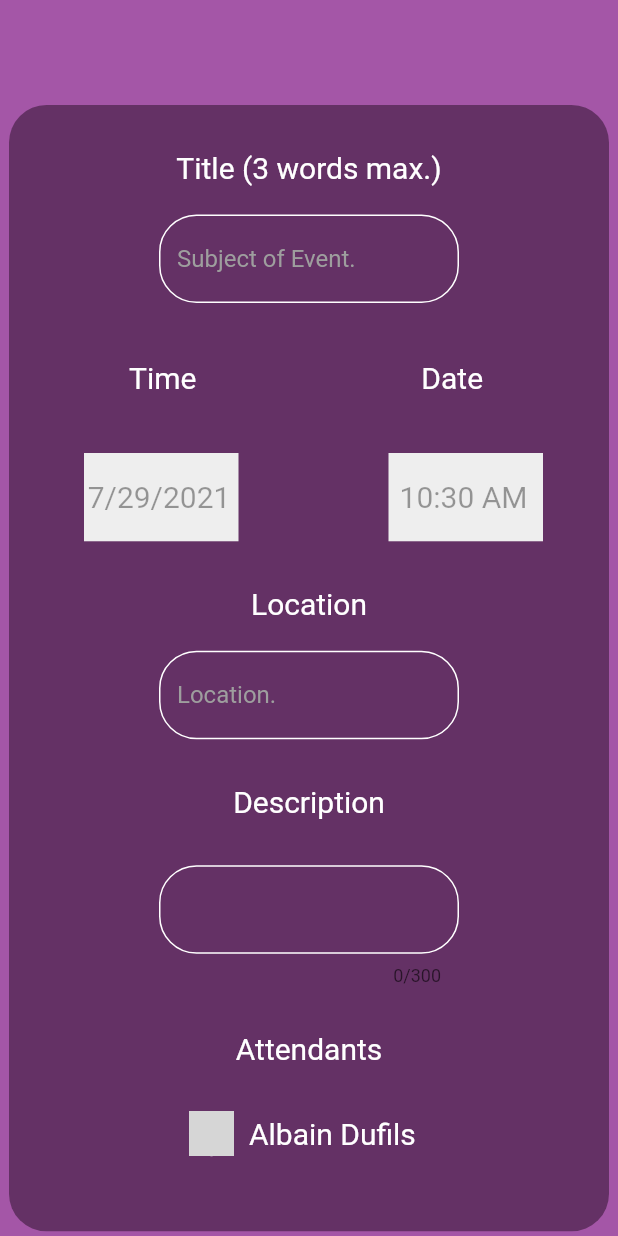
After one commit to Jacket28/AVoirProject, a Flutter app: the AddEventPage screen opened directly, on a phone screen of 412 x 824 dp. The commit adds this screen. Run offline on Flutter 3.47's test engine with Material 2 defaults, Android fonts, the phone set to English and light mode, and no system bars; our stand-ins replace date_format; network calls fail; grey boxes are pictures that could not be loaded.

Commit message:
Add Creation of Event Page
The page for the creation of an event has been created for the frontend part.

```diff
--- /dev/null
+++ b/lib/addEventPage.dart
@@ -0,0 +1,347 @@
+import 'package:flutter/cupertino.dart';
+import 'package:flutter/material.dart';
+import 'package:intl/intl.dart';
+import 'package:date_format/date_format.dart';
+
+class AddEventPage extends StatefulWidget {
+  @override
+  AddEventState createState() => AddEventState();
+}
+
+class AddEventState extends State<AddEventPage> {
+  double _height = 0;
+  double _width = 0;
+
+  String _setTime = "";
+
+  String _hour = "";
+  String _minute = "";
+  String _time = "";
+
+  String dateTime = "";
+
+  DateTime selectedDate = DateTime.now();
+
+  TimeOfDay selectedTime = TimeOfDay(hour: 00, minute: 00);
+
+  TextEditingController _dateController = TextEditingController();
+  TextEditingController _timeController = TextEditingController();
+
+  final _bodyController = TextEditingController(
+    text: '',
+  );
+
+  @override
+  void initState() {
+    _dateController.text = DateFormat.yMd().format(DateTime.now());
+
+    _timeController.text = formatDate(
+        DateTime(2019, 08, 1, DateTime.now().hour, DateTime.now().minute),
+        [hh, ':', nn, " ", am]).toString();
+    super.initState();
+  }
+
+  @override
+  Widget build(BuildContext context) {
+    _height = MediaQuery.of(context).size.height;
+    _width = MediaQuery.of(context).size.width;
+    dateTime = DateFormat.yMd().format(DateTime.now());
+    return new Scaffold(
+      backgroundColor: Color(0xffa456a7),
+      body: SingleChildScrollView(
+        child: Column(
+          children: <Widget>[
+            Padding(
+              padding: EdgeInsets.only(top: 20),
+            ),
+            Padding(padding: EdgeInsets.only(top: 50)),
+            Center(
+              child: SingleChildScrollView(
+                scrollDirection: Axis.vertical,
+                child: Column(
+                  children: <Widget>[
+                    Column(children: <Widget>[
+                      Container(
+                        padding: EdgeInsets.only(bottom: 50),
+                        width: 400,
+                        decoration: BoxDecoration(
+                          shape: BoxShape.rectangle,
+                          color: Color(0xff643165),
+                          borderRadius: new BorderRadius.circular(25.0),
+                        ),
+                        child: Column(
+                          children: <Widget>[
+                            Padding(
+                              padding: EdgeInsets.only(top: 30),
+                            ),
+                            Text(
+                              "Title (3 words max.)",
+                              style:
+                                  TextStyle(color: Colors.white, fontSize: 20),
+                            ),
+                            Container(
+                              padding: EdgeInsets.only(
+                                  top: 20, left: 100, right: 100),
+                              child: TextField(
+                                style: TextStyle(color: Colors.white),
+                                decoration: InputDecoration(
+                                    hintStyle: TextStyle(color: Colors.grey),
+                                    enabledBorder: new OutlineInputBorder(
+                                      borderRadius:
+                                          new BorderRadius.circular(25.0),
+                                      borderSide:
+                                          BorderSide(color: Colors.white),
+                                    ),
+                                    focusedBorder: new OutlineInputBorder(
+                                      borderRadius:
+                                          new BorderRadius.circular(25.0),
+                                      borderSide:
+                                          BorderSide(color: Colors.white),
+                                    ),
+                                    labelStyle: TextStyle(color: Colors.white),
+                                    hintText: 'Subject of Event.'),
+                              ),
+                            ),
+                            Row(
+                              children: <Widget>[
+                                Padding(
+                                    padding:
+                                        EdgeInsets.only(top: 10, left: 80)),
+                                Text(
+                                  "Time",
+                                  style: TextStyle(
+                                      color: Colors.white, fontSize: 20),
+                                ),
+                                Padding(
+                                    padding:
+                                        EdgeInsets.only(top: 100, left: 150)),
+                                Text(
+                                  "Date",
+                                  style: TextStyle(
+                                      color: Colors.white, fontSize: 20),
+                                ),
+                              ],
+                            ),
+                            Row(
+                              children: <Widget>[
+                                Padding(padding: EdgeInsets.only(left: 50)),
+                                InkWell(
+                                  onTap: () {
+                                    _selectDate(context);
+                                  },
+                                  child: Container(
+                                    width: _width / 4,
+                                    height: _height / 14,
+                                    alignment: Alignment.center,
+                                    decoration:
+                                        BoxDecoration(color: Colors.grey[200]),
+                                    child: TextFormField(
+                                      style: TextStyle(fontSize: 20),
+                                      textAlign: TextAlign.center,
+                                      enabled: false,
+                                      keyboardType: TextInputType.text,
+                                      controller: _dateController,
+                                      decoration: InputDecoration(
+                                          disabledBorder: UnderlineInputBorder(
+                                              borderSide: BorderSide.none),
+                                          // labelText: 'Time',
+                                          contentPadding:
+                                              EdgeInsets.only(top: 0)),
+                                    ),
+                                  ),
+                                ),
+                                Padding(padding: EdgeInsets.only(left: 100)),
+                                InkWell(
+                                  onTap: () {
+                                    _selectTime(context);
+                                  },
+                                  child: Container(
+                                    width: _width / 4,
+                                    height: _height / 14,
+                                    alignment: Alignment.center,
+                                    decoration:
+                                        BoxDecoration(color: Colors.grey[200]),
+                                    child: TextFormField(
+                                      style: TextStyle(fontSize: 20),
+                                      textAlign: TextAlign.center,
+                                      enabled: false,
+                                      keyboardType: TextInputType.text,
+                                      controller: _timeController,
+                                      decoration: InputDecoration(
+                                        disabledBorder: UnderlineInputBorder(
+                                            borderSide: BorderSide.none),
+                                        // labelText: 'Time',
+                                      ),
+                                    ),
+                                  ),
+                                ),
+                              ],
+                            ),
+                            Column(children: <Widget>[
+                              Padding(
+                                padding: EdgeInsets.only(top: 30),
+                              ),
+                              Text(
+                                "Location",
+                                style: TextStyle(
+                                    color: Colors.white, fontSize: 20),
+                              ),
+                              Container(
+                                padding: EdgeInsets.only(
+                                    top: 20, left: 100, right: 100),
+                                child: TextField(
+                                  style: TextStyle(color: Colors.white),
+                                  decoration: InputDecoration(
+                                      hintStyle: TextStyle(color: Colors.grey),
+                                      enabledBorder: new OutlineInputBorder(
+                                        borderRadius:
+                                            new BorderRadius.circular(25.0),
+                                        borderSide:
+                                            BorderSide(color: Colors.white),
+                                      ),
+                                      focusedBorder: new OutlineInputBorder(
+                                        borderRadius:
+                                            new BorderRadius.circular(25.0),
+                                        borderSide:
+                                            BorderSide(color: Colors.white),
+                                      ),
+                                      labelStyle:
+                                          TextStyle(color: Colors.white),
+                                      hintText: 'Location.'),
+                                ),
+                              ),
+                              Padding(
+                                padding: EdgeInsets.only(top: 30),
+                              ),
+                              Text(
+                                "Description",
+                                style: TextStyle(
+                                    color: Colors.white, fontSize: 20),
+                              ),
+                              Padding(
+                                padding: EdgeInsets.only(top: 30),
+                              ),
+                              Container(
+                                padding: EdgeInsets.only(
+                                    top: 1, left: 100, right: 100),
+                                child: TextField(
+                                  controller: _bodyController,
+                                  maxLines: null,
+                                  maxLength: 300,
+                                  style: TextStyle(color: Colors.white),
+                                  decoration: InputDecoration(
+                                      hintStyle:
+                                          TextStyle(color: Color(0xff643165)),
+                                      enabledBorder: new OutlineInputBorder(
+                                        borderRadius:
+                                            new BorderRadius.circular(25.0),
+                                        borderSide:
+                                            BorderSide(color: Colors.white),
+                                      ),
+                                      focusedBorder: new OutlineInputBorder(
+                                        borderRadius:
+                                            new BorderRadius.circular(25.0),
+                                        borderSide:
+                                            BorderSide(color: Colors.white),
+                                      ),
+                                      labelText: '',
+                                      labelStyle:
+                                          TextStyle(color: Colors.white),
+                                      hintText: ''),
+                                ),
+                              ),
+                              Padding(
+                                padding: EdgeInsets.only(top: 30),
+                              ),
+                              Text(
+                                "Attendants",
+                                style: TextStyle(
+                                    color: Colors.white, fontSize: 20),
+                              ),
+                              Padding(
+                                padding: EdgeInsets.only(top: 30),
+                              ),
+                              Container(
+                                padding: EdgeInsets.only(left: 120),
+                                child: Column(
+                                  children: <Widget>[
+                                    Material(
+                                      color: Colors.transparent,
+                                      child: InkWell(
+                                        onTap: () {
+                                          print("salut");
+                                        },
+                                        child: Container(
+                                          child: Row(
+                                            children: <Widget>[
+                                              CircleAvatar(
+                                                radius: 15,
+                                                backgroundColor: Colors.white,
+                                                backgroundImage: NetworkImage(
+                                                    "https://cdn.icon-icons.com/icons2/1812/PNG/512/4213460-account-avatar-head-person-profile-user_115386.png"),
+                                              ),
+                                              Padding(
+                                                  padding: EdgeInsets.only(
+                                                      left: 10)),
+                                              Text(
+                                                "Albain Dufils",
+                                                style: TextStyle(
+                                                    color: Colors.white,
+                                                    fontSize: 20),
+                                              ),
+                                            ],
+                                          ),
+                                        ),
+                                      ),
+                                    ),
+                                  ],
+                                ),
+                              ),
+                            ])
+                          ],
+                        ),
+                      ),
+                    ]),
+                  ],
+                ),
+              ),
+            ),
+            Padding(padding: EdgeInsets.only(top: 30)),
+          ],
+        ),
+      ),
+    );
+  }
+
+  Future<Null> _selectDate(BuildContext context) async {
+    final DateTime? picked = await showDatePicker(
+        context: context,
+        initialDate: selectedDate,
+        initialDatePickerMode: DatePickerMode.day,
+        firstDate: DateTime(2021),
+        lastDate: DateTime(2101));
+    if (picked != null)
+      setState(() {
+        selectedDate = picked;
+        _dateController.text = DateFormat.yMd().format(selectedDate);
+      });
+  }
+
+  Future<Null> _selectTime(BuildContext context) async {
+    final TimeOfDay? picked = await showTimePicker(
+      context: context,
+      initialTime: selectedTime,
+    );
+    if (picked != null)
+      setState(() {
+        selectedTime = picked;
+        _hour = selectedTime.hour.toString();
+        _minute = selectedTime.minute.toString();
+        _time = _hour + ' : ' + _minute;
+        _timeController.text = _time;
+        _timeController.text = formatDate(
+            DateTime(2019, 08, 1, selectedTime.hour, selectedTime.minute),
+            [hh, ':', nn, " ", am]).toString();
+      });
+  }
+}
--- a/lib/allEventPage.dart
+++ b/lib/allEventPage.dart
@@ -1,4 +1,5 @@
-import 'package:a_voir_app/EventPage.dart';
+import 'package:a_voir_app/AddEventPage.dart';
+import 'package:a_voir_app/eventPage.dart';
 import 'package:flutter/cupertino.dart';
 import 'package:flutter/material.dart';
 
@@ -85,7 +86,12 @@ class AllEventState extends State<AllEventPage> {
                   ),
                 ),
               ),
-              onPressed: () {},
+              onPressed: () {
+                Navigator.push(
+                  context,
+                  MaterialPageRoute(builder: (context) => AddEventPage()),
+                );
+              },
             ),
           ],
         ),
--- a/pubspec.yaml
+++ b/pubspec.yaml
@@ -25,12 +25,15 @@ dependencies:
     sdk: flutter
 
 
+
   # The following adds the Cupertino Icons font to your application.
   # Use with the CupertinoIcons class for iOS style icons.
   cupertino_icons: ^1.0.2
   dots_indicator: ^2.0.0
   image_picker: 0.8.1+3
   flutter_email_sender: 5.0.2
+  intl: ^0.17.0
+  date_format: ^2.0.2
 
 dev_dependencies:
   flutter_test:
```
Also changed, not shown: pubspec.lock.
